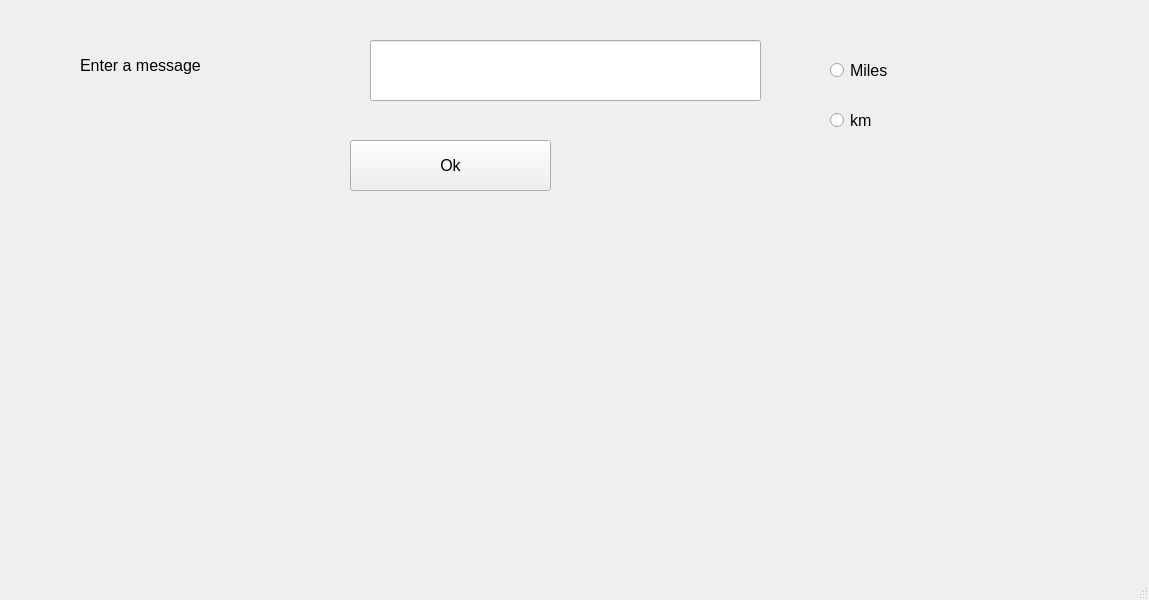
sivasatyanb/cs, file myui.ui: the form before one commit.
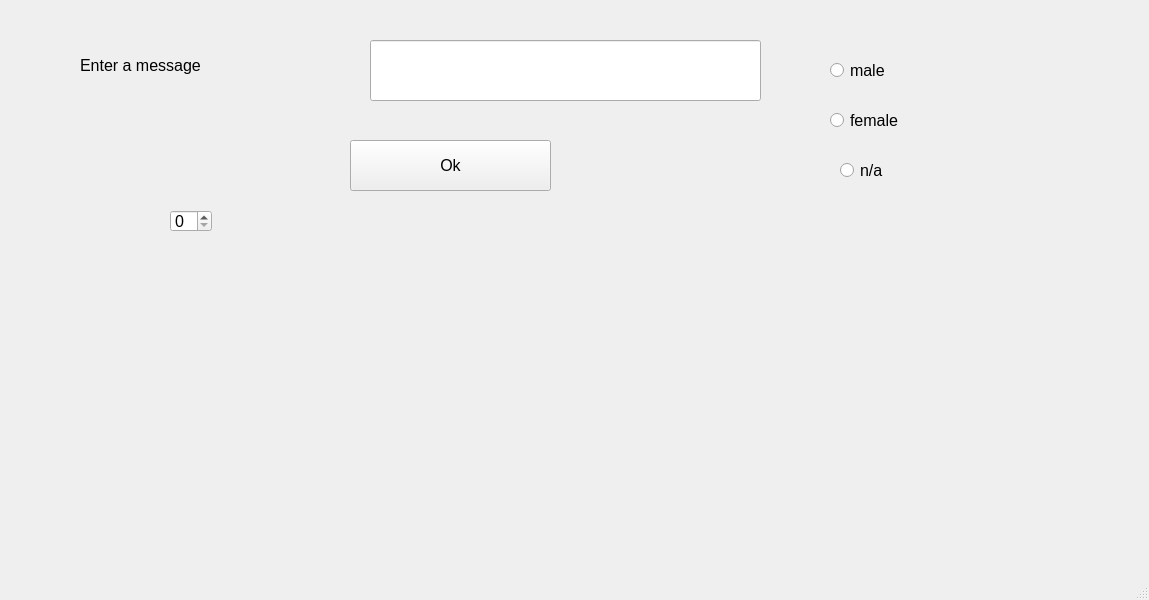
The form after the commit.

Commit message: lesson tue 28th jan

```diff
--- a/myui.ui
+++ b/myui.ui
@@ -78,7 +78,7 @@
      </rect>
     </property>
     <property name="text">
-     <string>Miles</string>
+     <string>male</string>
     </property>
    </widget>
    <widget class="QRadioButton" name="radio2">
@@ -91,7 +91,30 @@
      </rect>
     </property>
     <property name="text">
-     <string>km</string>
+     <string>female</string>
+    </property>
+   </widget>
+   <widget class="QSpinBox" name="spinBox">
+    <property name="geometry">
+     <rect>
+      <x>170</x>
+      <y>210</y>
+      <width>42</width>
+      <height>22</height>
+     </rect>
+    </property>
+   </widget>
+   <widget class="QRadioButton" name="radio3">
+    <property name="geometry">
+     <rect>
+      <x>840</x>
+      <y>160</y>
+      <width>95</width>
+      <height>20</height>
+     </rect>
+    </property>
+    <property name="text">
+     <string>n/a</string>
     </property>
    </widget>
   </widget>
```
The commit also changes 1 other file.
